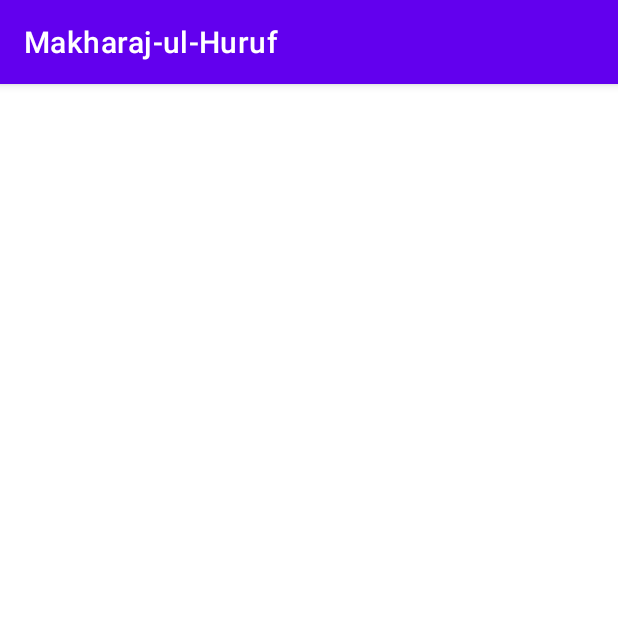
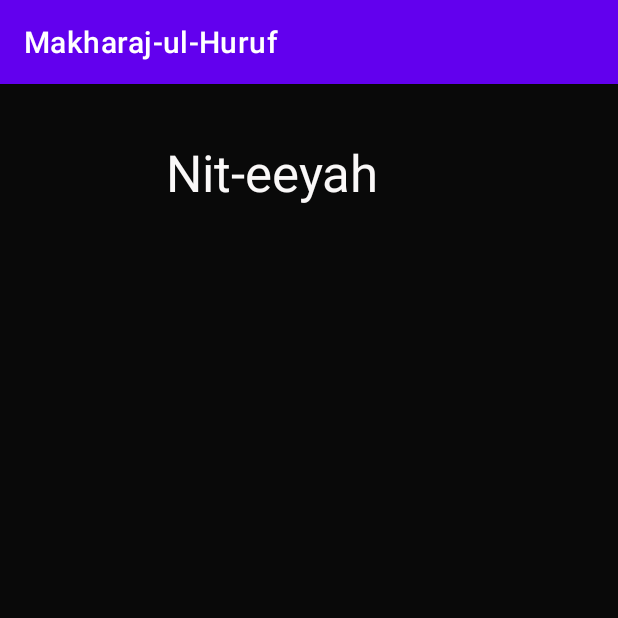
Before and after one commit to ahmadKhursheed/Makharaj-ul-Huruf, an Android app: the MainActivity2 screen opened directly, with no data from a screen before it, after a tap on "NIT-EEYAH", on a phone screen of 412 x 824 dp, the top half of it. Run offline under Robolectric (Android 15) with nearby library versions, the phone set to English and light mode, and no system bars.

```diff
--- a/app/src/main/java/com/example/makharaj_ul_huruf/MainActivity2.java
+++ b/app/src/main/java/com/example/makharaj_ul_huruf/MainActivity2.java
@@ -49,7 +49,7 @@ public class MainActivity2 extends AppCompatActivity {
             @Override
             public void onClick(View view) {
                 Intent newintent= new Intent(MainActivity2.this,MainActivity4.class);
-                newintent.putExtra("button", "Shajariyah");
+                newintent.putExtra("button", "Shajariyah-Haafiyah");
                 startActivity(newintent);
             }
         });
@@ -65,7 +65,7 @@ public class MainActivity2 extends AppCompatActivity {
             @Override
             public void onClick(View view) {
                 Intent newintent= new Intent(MainActivity2.this,MainActivity4.class);
-                newintent.putExtra("button", "Niteeyah");
+                newintent.putExtra("button", "Nit-eeyah");
                 startActivity(newintent);
             }
         });
--- a/app/src/main/java/com/example/makharaj_ul_huruf/MainActivity4.java
+++ b/app/src/main/java/com/example/makharaj_ul_huruf/MainActivity4.java
@@ -3,12 +3,29 @@ package com.example.makharaj_ul_huruf;
 import androidx.appcompat.app.AppCompatActivity;
 
 import android.os.Bundle;
+import android.widget.ImageView;
+import android.widget.TextView;
 
 public class MainActivity4 extends AppCompatActivity {
+
+
+    public TextView head;
+    public ImageView img1,img2;
 
     @Override
     protected void onCreate(Bundle savedInstanceState) {
         super.onCreate(savedInstanceState);
         setContentView(R.layout.activity_main4);
+
+        String BtnName = getIntent().getStringExtra("button");
+        img1=findViewById(R.id.imageView);
+        head=findViewById(R.id.textView);
+        head.setText(BtnName.toString());
+
+
+//        if (BtnName.equals("Halqiyah")) {
+//            img1.setBackgroundResource(R.drawable.halqiyah);
+//
+//        }
     }
 }
--- a/app/src/main/res/layout/activity_main4.xml
+++ b/app/src/main/res/layout/activity_main4.xml
@@ -4,6 +4,20 @@
     xmlns:tools="http://schemas.android.com/tools"
     android:layout_width="match_parent"
     android:layout_height="match_parent"
+    android:background="#090909"
     tools:context=".MainActivity4">
 
+    <TextView
+        android:id="@+id/textView"
+        android:layout_width="224dp"
+        android:layout_height="74dp"
+        android:layout_marginStart="180dp"
+        android:layout_marginTop="36dp"
+        android:layout_marginEnd="180dp"
+        android:textColor="#FAF8F8"
+        android:textSize="34sp"
+        app:layout_constraintEnd_toEndOf="parent"
+        app:layout_constraintHorizontal_bias="0.404"
+        app:layout_constraintStart_toStartOf="parent"
+        app:layout_constraintTop_toTopOf="parent" />
 </androidx.constraintlayout.widget.ConstraintLayout>
```
